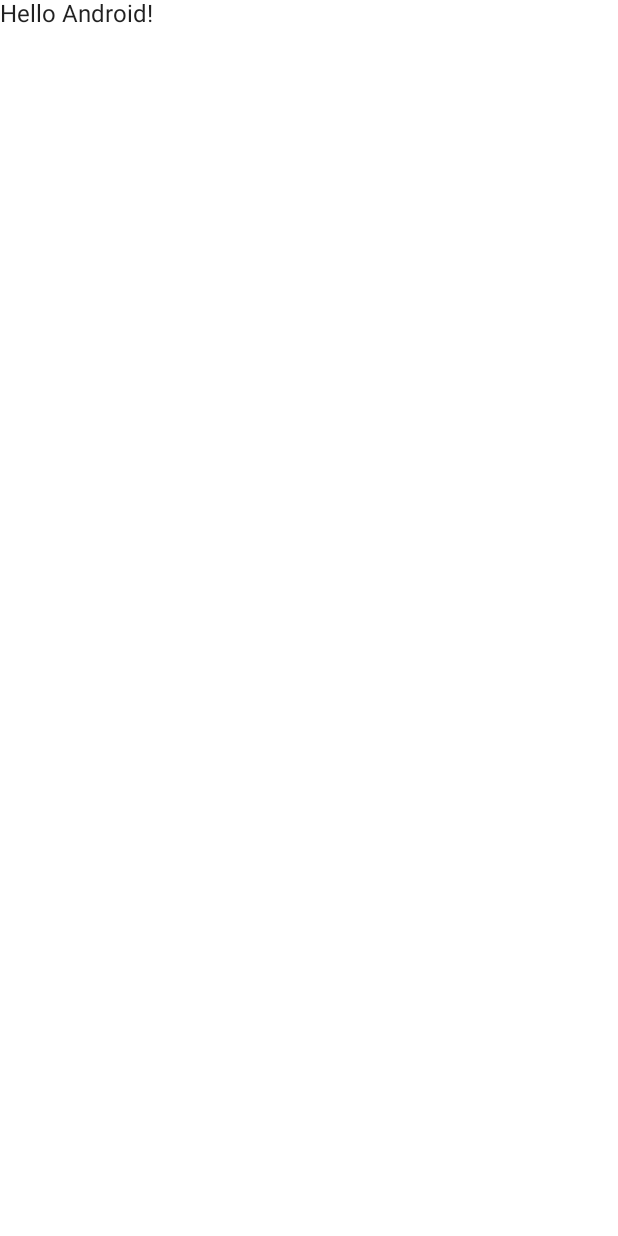
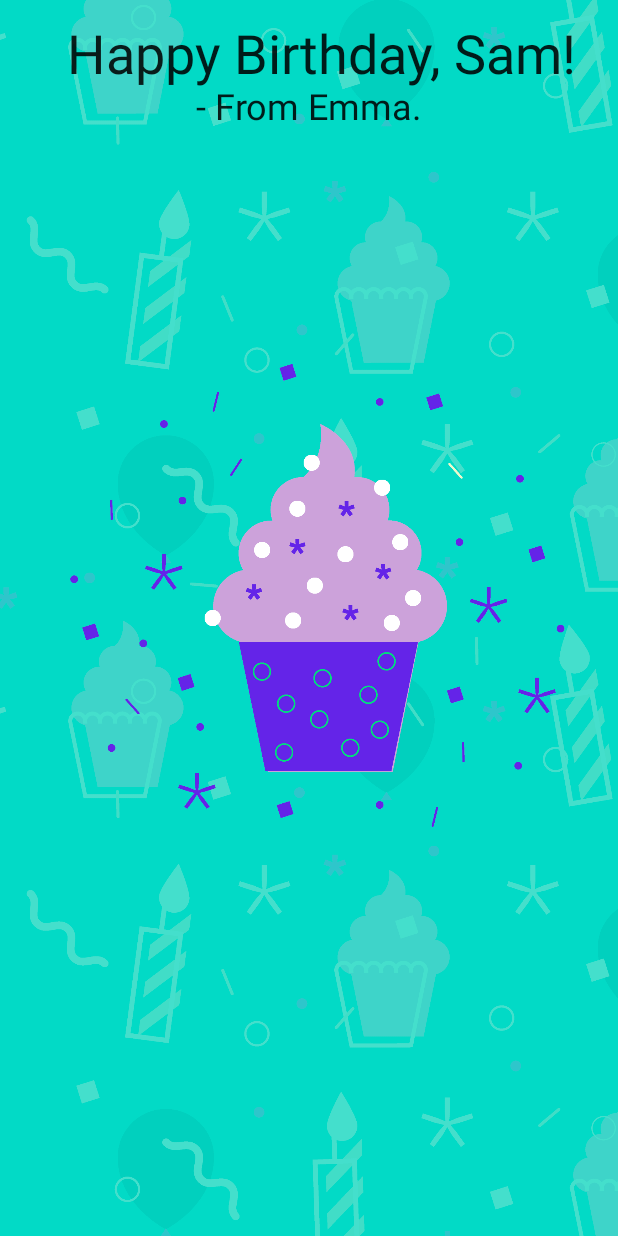
Before and after one commit to Parkduksung/ComposeCamp, an Android app built with Jetpack Compose: the screen it shows after launch (MainActivity before the commit, Unit1Path4 after it), on a phone screen of 412 x 824 dp. Before the commit the screen is almost empty. Run offline under Robolectric (Android 15) with nearby library versions, the phone set to English and light mode, and no system bars.

Commit message:
[feature] unit1-path4

```diff
--- a/beginner/src/main/AndroidManifest.xml
+++ b/beginner/src/main/AndroidManifest.xml
@@ -9,7 +9,7 @@
         android:supportsRtl="true"
         android:theme="@style/Theme.ComposeCamp">
         <activity
-            android:name=".MainActivity"
+            android:name=".unit1.path4.Unit1Path4"
             android:exported="true"
             android:label="@string/app_name"
             android:theme="@style/Theme.ComposeCamp">
--- a/beginner/src/main/java/com/example/beginner/unit1/path3/Unit1Path3.kt
+++ b/beginner/src/main/java/com/example/beginner/unit1/path3/Unit1Path3.kt
@@ -30,10 +30,9 @@ class Unit1Path3 : ComponentActivity() {
 
 @Composable
 fun BirthdayGreetingWithText(message: String, from: String) {
-    Column {
+    Column() {
         Text(text = message, fontSize = 36.sp)
         Text(text = from, fontSize = 24.sp)
-
     }
 }
 
--- /dev/null
+++ b/beginner/src/main/java/com/example/beginner/unit1/path4/Unit1Path4.kt
@@ -0,0 +1,76 @@
+package com.example.beginner.unit1.path4
+
+import androidx.compose.foundation.Image
+import androidx.compose.foundation.layout.*
+import androidx.compose.material.Text
+import androidx.compose.runtime.Composable
+import androidx.compose.ui.Alignment
+import androidx.compose.ui.Modifier
+import androidx.compose.ui.layout.ContentScale
+import androidx.compose.ui.res.painterResource
+import androidx.compose.ui.res.stringResource
+import androidx.compose.ui.tooling.preview.Preview
+import androidx.compose.ui.unit.dp
+import androidx.compose.ui.unit.sp
+import com.example.beginner.BaseActivity
+import com.example.beginner.R
+
+
+class Unit1Path4 : BaseActivity() {
+
+    @Composable
+    override fun InitSetContent(vararg block: @Composable () -> Unit) {
+        BirthdayGreetingWithImage(
+            message = stringResource(id = R.string.happy_birthday_text),
+            from = stringResource(id = R.string.signature_text)
+        )
+    }
+
+}
+
+@Composable
+fun BirthdayGreetingWithImage(message: String, from: String) {
+    val paintDrawable = painterResource(id = R.drawable.androidparty)
+
+    Box {
+        Image(
+            painter = paintDrawable,
+            contentDescription = null,
+            modifier = Modifier
+                .fillMaxHeight()
+                .fillMaxWidth(),
+            contentScale = ContentScale.Crop
+        )
+
+        BirthdayGreetingWithText(message, from)
+    }
+}
+
+@Composable
+fun BirthdayGreetingWithText(message: String, from: String) {
+    Column {
+        Text(
+            text = message,
+            fontSize = 36.sp,
+            modifier = Modifier
+                .fillMaxWidth()
+                .wrapContentWidth(Alignment.CenterHorizontally)
+                .padding(start = 16.dp, top = 16.dp)
+
+        )
+        Text(
+            text = from,
+            fontSize = 24.sp,
+            modifier = Modifier
+                .fillMaxWidth()
+                .wrapContentWidth(Alignment.CenterHorizontally)
+                .padding(start = 16.dp, end = 16.dp)
+        )
+    }
+}
+
+@Preview(showSystemUi = true)
+@Composable
+fun PreviewBirthdayGreetingWithImage() {
+    BirthdayGreetingWithImage("Happy Birthday Sam!", "- from Emma")
+}
--- a/beginner/src/main/res/values/strings.xml
+++ b/beginner/src/main/res/values/strings.xml
@@ -1,3 +1,5 @@
 <resources>
-    <string name="app_name">beginner</string>
+    <string name="app_name">Happy Birthday</string>
+    <string name="happy_birthday_text">Happy Birthday, Sam!</string>
+    <string name="signature_text">- From Emma.</string>
 </resources>
```
Also changed, not shown: beginner/src/main/res/drawable-nodpi/androidparty.png (added).
